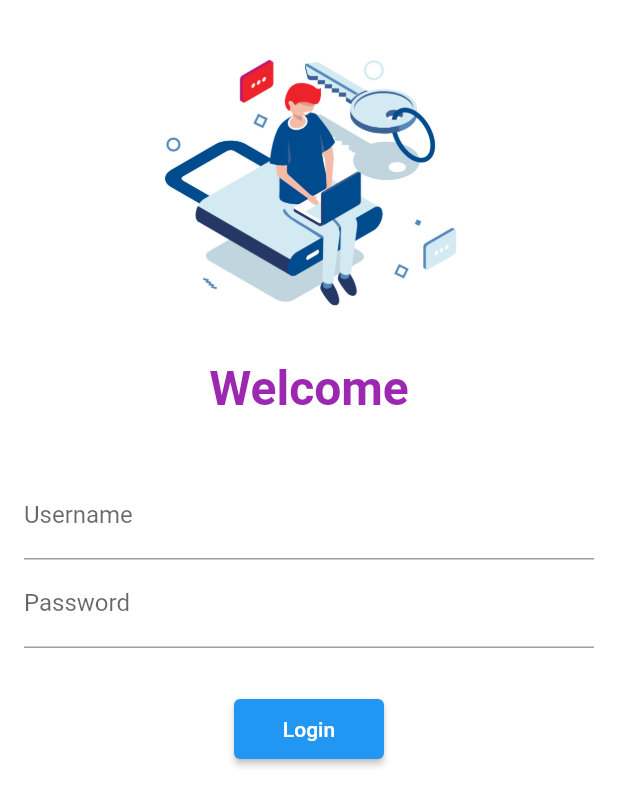
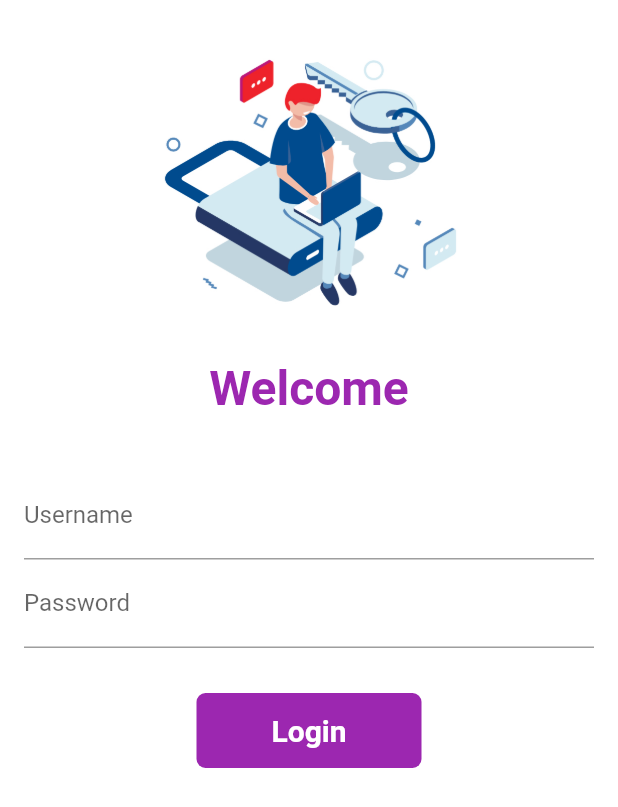
Before and after one commit to SOLVECODE404/flutterlearn, a Flutter app: the screen it shows after launch, on a phone screen of 412 x 824 dp. Shown: the top 807 px of the screen. Run offline on Flutter 3.47's test engine with Material 2 defaults, Android fonts, the phone set to English and light mode, and no system bars.

Commit message:
day 6 completed

```diff
--- a/lib/pages/login.dart
+++ b/lib/pages/login.dart
@@ -1,7 +1,13 @@
 import 'package:catalog/utlis/routes.dart';
 import 'package:flutter/material.dart';
 
-class LoginPage extends StatelessWidget {
+class LoginPage extends StatefulWidget {
+  @override
+  State<LoginPage> createState() => _LoginPageState();
+}
+
+class _LoginPageState extends State<LoginPage> {
+  bool changeButton = false;
   @override
   Widget build(BuildContext context) {
     return Material(
@@ -51,13 +57,42 @@ class LoginPage extends StatelessWidget {
                   SizedBox(
                     height: 30,
                   ),
-                  ElevatedButton(
-                    child: Text("Login"),
-                    style: TextButton.styleFrom(minimumSize: Size(100, 40)),
-                    onPressed: () {
+                  InkWell(
+                    onTap: () async{
+                      setState(() {
+                        changeButton = true;
+                      });
+                      await Future.delayed(Duration(seconds:1));
                       Navigator.pushNamed(context, MyRoutes.homeRoute);
                     },
-                  )
+                    child: AnimatedContainer(
+                      duration: Duration(seconds: 2),
+                      height: 50,
+                      width: changeButton ? 40 : 150,
+                      alignment: Alignment.center,
+                      child: changeButton
+                          ? Icon(Icons.done)
+                          : Text(
+                              "Login",
+                              style: TextStyle(
+                                fontSize: 20,
+                                fontWeight: FontWeight.bold,
+                                color: Colors.white,
+                              ),
+                            ),
+                      decoration: BoxDecoration(
+                          color: Colors.purple,
+                          borderRadius:
+                              BorderRadius.circular(changeButton ? 10 : 6)),
+                    ),
+                  ),
+                  // ElevatedButton(
+                  //   child: Text("Login"),
+                  //   style: TextButton.styleFrom(minimumSize: Size(100, 40)),
+                  //   onPressed: () {
+                  //     Navigator.pushNamed(context, MyRoutes.homeRoute);
+                  //   },
+                  // )
                 ],
               ),
             )
```
